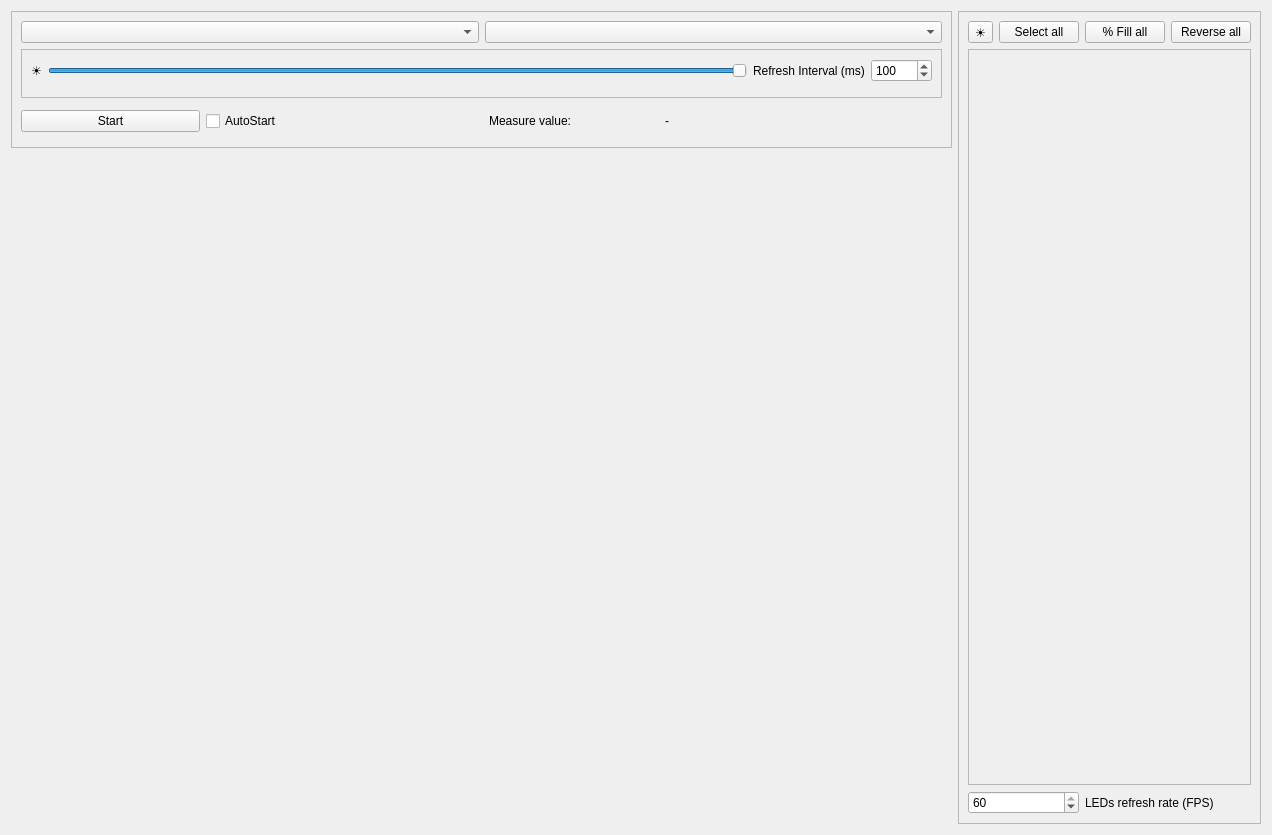
Before: the Qt Designer form MeasureEntry.ui in arthur469/HardwareSyncAI, drawn with Qt 5.
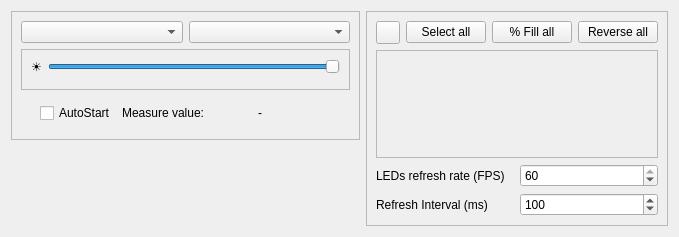
After: the same form once the commit is applied. Custom widgets are drawn as their Qt base class.

Commit message: Moved StartStop to tab and replaced icons with custom font

The edit to the form file:
```diff
--- a/MeasureEntry.ui
+++ b/MeasureEntry.ui
@@ -6,14 +6,14 @@
    <rect>
     <x>0</x>
     <y>0</y>
-    <width>1272</width>
-    <height>835</height>
+    <width>679</width>
+    <height>237</height>
    </rect>
   </property>
   <property name="windowTitle">
    <string>Form</string>
   </property>
-  <layout class="QGridLayout" name="gridLayout" columnstretch="1,0">
+  <layout class="QGridLayout" name="gridLayout" columnstretch="1,0,0">
    <item row="0" column="0">
     <widget class="QFrame" name="measureFrame">
      <property name="frameShape">
@@ -23,13 +23,6 @@
       <enum>QFrame::Raised</enum>
      </property>
      <layout class="QGridLayout" name="gridLayout_4">
-      <item row="2" column="0">
-       <widget class="QPushButton" name="start_stop">
-        <property name="text">
-         <string>Start</string>
-        </property>
-       </widget>
-      </item>
       <item row="2" column="2">
        <widget class="QLabel" name="measureLabel">
         <property name="text">
@@ -133,14 +126,23 @@
          <enum>QFrame::Sunken</enum>
         </property>
         <layout class="QGridLayout" name="gridLayout_2" columnstretch="1,0,0,0">
-         <item row="0" column="2">
-          <widget class="QLabel" name="refreshIntervalLabel">
-           <property name="text">
-            <string>Refresh Interval (ms)</string>
+         <item row="1" column="0" colspan="4">
+          <widget class="MeasureColor" name="measure_color" native="true">
+           <property name="sizePolicy">
+            <sizepolicy hsizetype="Preferred" vsizetype="Preferred">
+             <horstretch>0</horstretch>
+             <verstretch>0</verstretch>
+            </sizepolicy>
+           </property>
+           <property name="minimumSize">
+            <size>
+             <width>0</width>
+             <height>0</height>
+            </size>
            </property>
           </widget>
          </item>
-         <item row="0" column="0" colspan="2">
+         <item row="0" column="0" colspan="4">
           <widget class="QFrame" name="brightnessFrame">
            <property name="frameShape">
             <enum>QFrame::NoFrame</enum>
@@ -196,7 +198,102 @@
            </layout>
           </widget>
          </item>
-         <item row="0" column="3">
+        </layout>
+       </widget>
+      </item>
+      <item row="0" column="0" colspan="5">
+       <widget class="QFrame" name="hardware_Frame">
+        <property name="frameShape">
+         <enum>QFrame::NoFrame</enum>
+        </property>
+        <property name="frameShadow">
+         <enum>QFrame::Raised</enum>
+        </property>
+        <layout class="QGridLayout" name="gridLayout_6">
+         <property name="leftMargin">
+          <number>0</number>
+         </property>
+         <property name="topMargin">
+          <number>0</number>
+         </property>
+         <property name="rightMargin">
+          <number>0</number>
+         </property>
+         <property name="bottomMargin">
+          <number>0</number>
+         </property>
+         <item row="0" column="0">
+          <widget class="QComboBox" name="hardware"/>
+         </item>
+         <item row="0" column="1">
+          <widget class="QComboBox" name="hardware_feature"/>
+         </item>
+        </layout>
+       </widget>
+      </item>
+     </layout>
+    </widget>
+   </item>
+   <item row="0" column="2" rowspan="2">
+    <widget class="QFrame" name="devicFrame">
+     <property name="frameShape">
+      <enum>QFrame::StyledPanel</enum>
+     </property>
+     <property name="frameShadow">
+      <enum>QFrame::Sunken</enum>
+     </property>
+     <layout class="QGridLayout" name="gridLayout_5">
+      <item row="1" column="3">
+       <widget class="QPushButton" name="reverse_all">
+        <property name="sizePolicy">
+         <sizepolicy hsizetype="Fixed" vsizetype="Fixed">
+          <horstretch>0</horstretch>
+          <verstretch>0</verstretch>
+         </sizepolicy>
+        </property>
+        <property name="text">
+         <string>Reverse all</string>
+        </property>
+        <property name="checkable">
+         <bool>true</bool>
+        </property>
+       </widget>
+      </item>
+      <item row="3" column="0" colspan="4">
+       <widget class="QFrame" name="refresh_frame">
+        <property name="frameShape">
+         <enum>QFrame::NoFrame</enum>
+        </property>
+        <property name="frameShadow">
+         <enum>QFrame::Raised</enum>
+        </property>
+        <layout class="QGridLayout" name="gridLayout_7">
+         <property name="leftMargin">
+          <number>0</number>
+         </property>
+         <property name="topMargin">
+          <number>0</number>
+         </property>
+         <property name="rightMargin">
+          <number>0</number>
+         </property>
+         <property name="bottomMargin">
+          <number>0</number>
+         </property>
+         <item row="1" column="1">
+          <widget class="QSpinBox" name="fps">
+           <property name="minimum">
+            <number>1</number>
+           </property>
+           <property name="maximum">
+            <number>60</number>
+           </property>
+           <property name="value">
+            <number>60</number>
+           </property>
+          </widget>
+         </item>
+         <item row="2" column="1">
           <widget class="QSpinBox" name="refresh_interval">
            <property name="sizePolicy">
             <sizepolicy hsizetype="Minimum" vsizetype="Fixed">
@@ -224,53 +321,95 @@
            </property>
           </widget>
          </item>
-         <item row="1" column="0" colspan="4">
-          <widget class="MeasureColor" name="measure_color" native="true">
+         <item row="2" column="0">
+          <widget class="QLabel" name="refreshIntervalLabel">
+           <property name="text">
+            <string>Refresh Interval (ms)</string>
+           </property>
+          </widget>
+         </item>
+         <item row="1" column="0">
+          <widget class="QLabel" name="refresh_interval_label">
+           <property name="text">
+            <string>LEDs refresh rate (FPS)</string>
+           </property>
+          </widget>
+         </item>
+         <item row="0" column="0" colspan="2">
+          <widget class="QScrollArea" name="scrollArea">
            <property name="sizePolicy">
-            <sizepolicy hsizetype="Preferred" vsizetype="Preferred">
+            <sizepolicy hsizetype="Expanding" vsizetype="Expanding">
              <horstretch>0</horstretch>
              <verstretch>0</verstretch>
             </sizepolicy>
            </property>
-           <property name="minimumSize">
-            <size>
-             <width>0</width>
-             <height>0</height>
-            </size>
+           <property name="widgetResizable">
+            <bool>true</bool>
            </property>
+           <widget class="QWidget" name="devices_list">
+            <property name="geometry">
+             <rect>
+              <x>0</x>
+              <y>0</y>
+              <width>280</width>
+              <height>16</height>
+             </rect>
+            </property>
+            <property name="sizePolicy">
+             <sizepolicy hsizetype="Preferred" vsizetype="Maximum">
+              <horstretch>0</horstretch>
+              <verstretch>0</verstretch>
+             </sizepolicy>
+            </property>
+           </widget>
           </widget>
          </item>
         </layout>
        </widget>
       </item>
-      <item row="0" column="0" colspan="5">
-       <widget class="QFrame" name="hardware_Frame">
-        <property name="frameShape">
-         <enum>QFrame::NoFrame</enum>
+      <item row="1" column="2">
+       <widget class="QPushButton" name="percentage_fill_all">
+        <property name="sizePolicy">
+         <sizepolicy hsizetype="Fixed" vsizetype="Fixed">
+          <horstretch>0</horstretch>
+          <verstretch>0</verstretch>
+         </sizepolicy>
         </property>
-        <property name="frameShadow">
-         <enum>QFrame::Raised</enum>
+        <property name="text">
+         <string>% Fill all</string>
         </property>
-        <layout class="QGridLayout" name="gridLayout_6">
-         <property name="leftMargin">
-          <number>0</number>
-         </property>
-         <property name="topMargin">
-          <number>0</number>
-         </property>
-         <property name="rightMargin">
-          <number>0</number>
-         </property>
-         <property name="bottomMargin">
-          <number>0</number>
-         </property>
-         <item row="0" column="0">
-          <widget class="QComboBox" name="hardware"/>
-         </item>
-         <item row="0" column="1">
-          <widget class="QComboBox" name="hardware_feature"/>
-         </item>
-        </layout>
+        <property name="checkable">
+         <bool>true</bool>
+        </property>
+       </widget>
+      </item>
+      <item row="1" column="0">
+       <widget class="QToolButton" name="toggle_brightness">
+        <property name="toolTip">
+         <string>Toggle brightness slider</string>
+        </property>
+        <property name="text">
+         <string/>
+        </property>
+        <property name="checkable">
+         <bool>true</bool>
+        </property>
+       </widget>
+      </item>
+      <item row="1" column="1">
+       <widget class="QPushButton" name="enable_all">
+        <property name="sizePolicy">
+         <sizepolicy hsizetype="Fixed" vsizetype="Fixed">
+          <horstretch>0</horstretch>
+          <verstretch>0</verstretch>
+         </sizepolicy>
+        </property>
+        <property name="text">
+         <string>Select all</string>
+        </property>
+        <property name="checkable">
+         <bool>true</bool>
+        </property>
        </widget>
       </item>
      </layout>
@@ -289,98 +428,6 @@
      </property>
     </spacer>
    </item>
-   <item row="0" column="1" rowspan="2">
-    <widget class="QFrame" name="devicFrame">
-     <property name="frameShape">
-      <enum>QFrame::StyledPanel</enum>
-     </property>
-     <property name="frameShadow">
-      <enum>QFrame::Sunken</enum>
-     </property>
-     <layout class="QGridLayout" name="gridLayout_5">
-      <item row="1" column="1">
-       <widget class="QPushButton" name="enable_all">
-        <property name="text">
-         <string>Select all</string>
-        </property>
-        <property name="checkable">
-         <bool>true</bool>
-        </property>
-       </widget>
-      </item>
-      <item row="1" column="0">
-       <widget class="QToolButton" name="toggle_brightness">
-        <property name="toolTip">
-         <string>Toggle brightness slider</string>
-        </property>
-        <property name="text">
-         <string>☀</string>
-        </property>
-        <property name="checkable">
-         <bool>true</bool>
-        </property>
-       </widget>
-      </item>
-      <item row="1" column="2">
-       <widget class="QPushButton" name="percentage_fill_all">
-        <property name="text">
-         <string>% Fill all</string>
-        </property>
-        <property name="checkable">
-         <bool>true</bool>
-        </property>
-       </widget>
-      </item>
-      <item row="1" column="3">
-       <widget class="QPushButton" name="reverse_all">
-        <property name="text">
-         <string>Reverse all</string>
-        </property>
-        <property name="checkable">
-         <bool>true</bool>
-        </property>
-       </widget>
-      </item>
-      <item row="2" column="0" colspan="4">
-       <widget class="QScrollArea" name="scrollArea">
-        <property name="widgetResizable">
-         <bool>true</bool>
-        </property>
-        <widget class="QWidget" name="devices_list">
-         <property name="geometry">
-          <rect>
-           <x>0</x>
-           <y>0</y>
-           <width>283</width>
-           <height>738</height>
-          </rect>
-         </property>
-        </widget>
-       </widget>
-      </item>
-      <item row="3" column="2" colspan="2">
-       <widget class="QLabel" name="refresh_interval_label">
-        <property name="text">
-         <string>LEDs refresh rate (FPS)</string>
-        </property>
-       </widget>
-      </item>
-      <item row="3" column="0" colspan="2">
-       <widget class="QSpinBox" name="fps">
-        <property name="minimum">
-         <number>1</number>
-        </property>
-        <property name="maximum">
-         <number>60</number>
-        </property>
-        <property name="value">
-         <number>60</number>
-        </property>
-       </widget>
-      </item>
-     </layout>
-    </widget>
-   </item>
   </layout>
  </widget>
  <customwidgets>
```
Left out of the diff: 5 changed lines with no effect on the pictures. The commit also changes 16 other files.
